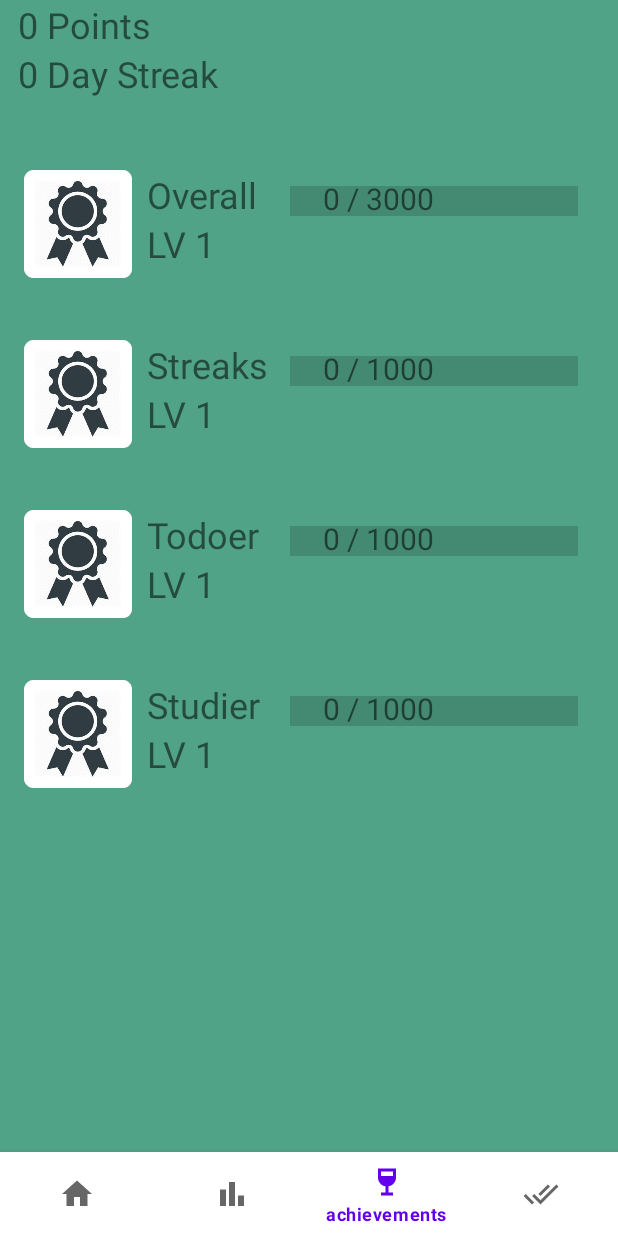
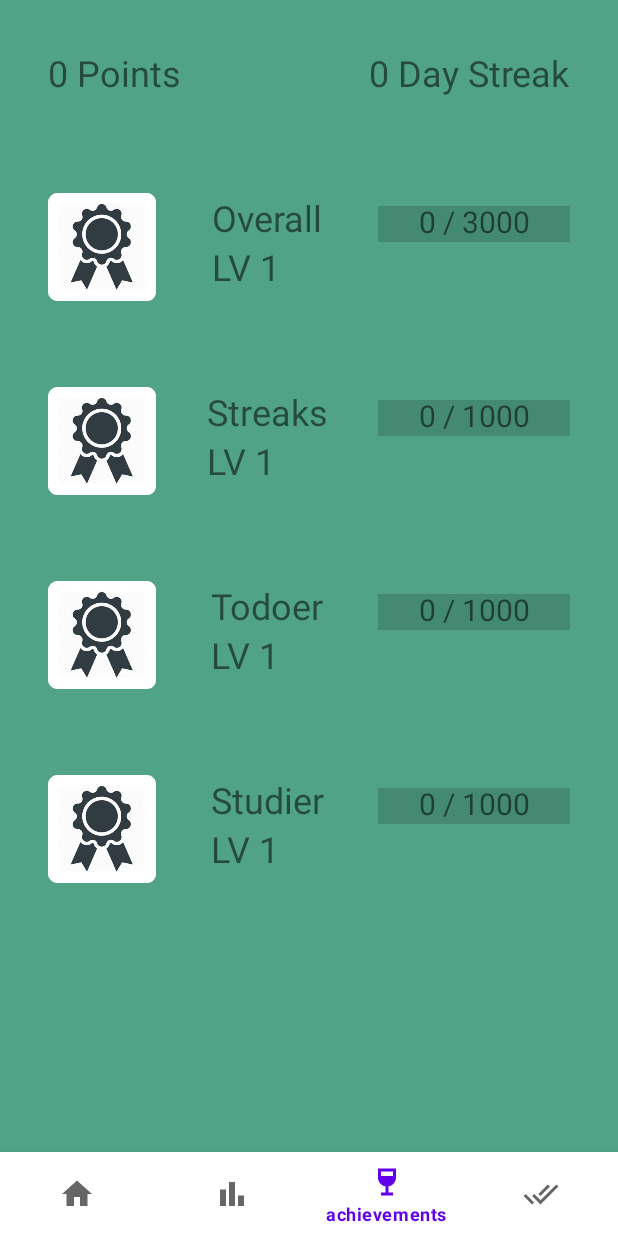
Before and after one commit to CSC-415/csc-415-group-noobs, an Android app: the screen it shows after launch (MainActivity), item 3 of the bottom bar chosen, on a phone screen of 412 x 824 dp. Run offline under Robolectric (Android 15) with nearby library versions, the phone set to English and light mode, and no system bars; our stand-ins replace Dagger/Hilt's generated code, Room's generated code; libraries missing offline, so code that uses them is left out: com.github.mikephil.charting.

Commit message:
updated achievements layout

```diff
--- a/app/src/main/java/com/example/bottomnav/achievements/ui/AchievementsFragment.kt
+++ b/app/src/main/java/com/example/bottomnav/achievements/ui/AchievementsFragment.kt
@@ -38,7 +38,6 @@ class AchievementsFragment : Fragment() {
 
     @SuppressLint("SetTextI18n")
     fun bind() {
-        // TODO: move user instantiation to sign-in screen
         viewModel.clearUsers()
         val user = UserStat(
             1, "John", "Smith", 21,
@@ -57,16 +56,16 @@ class AchievementsFragment : Fragment() {
             binding.achievementsPoints.text = user.currencyPoints.toString() + " Points"
             binding.achievementsStreak.text = user.noOfPomodoroStreaks.toString() + " Day Streak"
             binding.achievementsOverallLevel.text = "LV " + levels[0].toString()
-            binding.achievementsOverallXp.text = levels[4].toString()
+            binding.achievementsOverallXp.text = levels[4].toString() + " / 3000"
             binding.achievementsOverallXpbar.progress = levels[4]
             binding.achievementsConsLevel.text = "LV " + levels[1].toString()
-            binding.achievementsConsXp.text = levels[5].toString()
+            binding.achievementsConsXp.text = levels[5].toString() + " / 1000"
             binding.achievementsConsXpbar.progress = levels[5]
             binding.achievementsTodoLevel.text = "LV " + levels[2].toString()
-            binding.achievementsTodoXp.text = levels[6].toString()
+            binding.achievementsTodoXp.text = levels[6].toString() + " / 1000"
             binding.achievementsTodoXpbar.progress = levels[6]
             binding.achievementsStudierLevel.text = "LV " + levels[3].toString()
-            binding.achievementsStudierXp.text = levels[7].toString()
+            binding.achievementsStudierXp.text = levels[7].toString() + " / 1000"
             binding.achievementsStudierXpbar.progress = levels[7]
         }
     }
--- a/app/src/main/res/layout/fragment_achievements.xml
+++ b/app/src/main/res/layout/fragment_achievements.xml
@@ -6,15 +6,15 @@
     android:layout_width="match_parent"
     android:layout_height="match_parent"
     android:background="@color/white"
-    tools:context=".achievements.ui.AchievementsFragment"
     android:backgroundTint="@color/teal_700"
-    >
+    tools:context=".achievements.ui.AchievementsFragment">
 
     <TextView
         android:id="@+id/achievements_points"
         android:layout_width="wrap_content"
         android:layout_height="wrap_content"
-        android:paddingStart="12dp"
+        android:paddingStart="@dimen/AchievementsPadding1"
+        android:paddingTop="@dimen/AchievementsPadding1"
         android:text="Points"
         android:textSize="24dp"
         app:layout_constraintStart_toStartOf="parent"
@@ -24,42 +24,23 @@
         android:id="@+id/achievements_streak"
         android:layout_width="wrap_content"
         android:layout_height="wrap_content"
-        android:paddingStart="12dp"
+        android:paddingTop="@dimen/AchievementsPadding1"
+        android:paddingEnd="@dimen/AchievementsPadding1"
         android:text="Streak"
         android:textSize="24dp"
-        app:layout_constraintStart_toStartOf="parent"
-        app:layout_constraintTop_toBottomOf="@id/achievements_points" />
+        app:layout_constraintEnd_toEndOf="parent"
+        app:layout_constraintTop_toTopOf="parent" />
+
 
     <ImageView
         android:id="@+id/achievements_overall_badge"
         android:layout_width="wrap_content"
         android:layout_height="wrap_content"
+        android:paddingStart="@dimen/AchievementsPadding1"
+        android:paddingTop="@dimen/AchievementsPadding2"
+        android:src="@mipmap/badge_icon_round"
         app:layout_constraintStart_toStartOf="parent"
-        app:layout_constraintTop_toBottomOf="@id/achievements_streak"
-        android:paddingStart="16dp"
-        android:paddingTop="48dp"
-        android:src="@mipmap/badge_icon"/>
-
-    <TextView
-        android:id="@+id/achievements_overall_title"
-        android:layout_width="wrap_content"
-        android:layout_height="wrap_content"
-        android:paddingStart="10dp"
-        android:paddingTop="48dp"
-        android:text="Overall"
-        android:textSize="24dp"
-        app:layout_constraintStart_toEndOf="@id/achievements_overall_badge"
-        app:layout_constraintTop_toBottomOf="@id/achievements_streak" />
-
-    <TextView
-        android:id="@+id/achievements_overall_level"
-        android:layout_width="wrap_content"
-        android:layout_height="wrap_content"
-        android:paddingStart="10dp"
-        android:text="Level"
-        android:textSize="24dp"
-        app:layout_constraintStart_toEndOf="@id/achievements_overall_badge"
-        app:layout_constraintTop_toBottomOf="@id/achievements_overall_title" />
+        app:layout_constraintTop_toBottomOf="@id/achievements_points" />
 
     <ProgressBar
         android:id="@+id/achievements_overall_xpbar"
@@ -67,64 +48,55 @@
         android:layout_width="wrap_content"
         android:layout_height="wrap_content"
         android:max="3000"
-        android:minWidth="192dp"
-        android:paddingStart="50dp"
-        android:paddingEnd="10dp"
-        android:paddingBottom="10dp"
+        android:minWidth="@dimen/XPBarWidth"
+        android:paddingEnd="@dimen/AchievementsPadding1"
+        android:paddingBottom="8dp"
         android:progress="0"
-        android:scaleY="5"
-        app:layout_constraintStart_toEndOf="@id/achievements_overall_level"
+        android:scaleY="6"
+        app:layout_constraintEnd_toEndOf="parent"
+        app:layout_constraintTop_toBottomOf="@id/achievements_overall_title" />
+
+    <TextView
+        android:id="@+id/achievements_overall_title"
+        android:layout_width="wrap_content"
+        android:layout_height="wrap_content"
+        android:paddingTop="@dimen/AchievementsPadding2"
+        android:text="Overall"
+        android:textSize="24dp"
+        app:layout_constraintEnd_toStartOf="@id/achievements_overall_xpbar"
+        app:layout_constraintStart_toEndOf="@id/achievements_overall_badge"
+        app:layout_constraintTop_toBottomOf="@id/achievements_points" />
+
+    <TextView
+        android:id="@+id/achievements_overall_level"
+        android:layout_width="wrap_content"
+        android:layout_height="wrap_content"
+        android:text="Level"
+        android:textSize="24dp"
+        app:layout_constraintStart_toStartOf="@id/achievements_overall_title"
         app:layout_constraintTop_toBottomOf="@id/achievements_overall_title" />
 
     <TextView
         android:id="@+id/achievements_overall_xp"
         android:layout_width="wrap_content"
         android:layout_height="wrap_content"
-        android:paddingStart="72dp"
-        android:text="XP"
+        android:paddingEnd="@dimen/AchievementsPadding1"
+        android:text="XP / 3000"
         android:textSize="20dp"
         app:layout_constraintBottom_toTopOf="@id/achievements_overall_level"
+        app:layout_constraintEnd_toEndOf="@id/achievements_overall_xpbar"
         app:layout_constraintStart_toStartOf="@id/achievements_overall_xpbar" />
 
-    <TextView
-        android:id="@+id/achievements_overall_max_xp"
-        android:layout_width="wrap_content"
-        android:layout_height="wrap_content"
-        android:text=" / 3000"
-        android:textSize="20dp"
-        app:layout_constraintStart_toEndOf="@id/achievements_overall_xp"
-        app:layout_constraintTop_toTopOf="@id/achievements_overall_xp" />
 
     <ImageView
         android:id="@+id/achievements_cons_badge"
         android:layout_width="wrap_content"
         android:layout_height="wrap_content"
-        android:paddingStart="16dp"
-        android:paddingTop="48dp"
+        android:paddingStart="@dimen/AchievementsPadding1"
+        android:paddingTop="@dimen/AchievementsPadding2"
+        android:src="@mipmap/badge_icon"
         app:layout_constraintStart_toStartOf="parent"
-        app:layout_constraintTop_toBottomOf="@id/achievements_overall_level"
-        android:src="@mipmap/badge_icon"/>
-
-    <TextView
-        android:id="@+id/achievements_cons_title"
-        android:layout_width="wrap_content"
-        android:layout_height="wrap_content"
-        android:paddingStart="10dp"
-        android:paddingTop="48dp"
-        android:text="Streaks"
-        android:textSize="24dp"
-        app:layout_constraintStart_toEndOf="@+id/achievements_cons_badge"
         app:layout_constraintTop_toBottomOf="@id/achievements_overall_level" />
-
-    <TextView
-        android:id="@+id/achievements_cons_level"
-        android:layout_width="wrap_content"
-        android:layout_height="wrap_content"
-        android:paddingStart="10dp"
-        android:text="Level"
-        android:textSize="24dp"
-        app:layout_constraintStart_toEndOf="@+id/achievements_cons_badge"
-        app:layout_constraintTop_toBottomOf="@id/achievements_cons_title" />
 
     <ProgressBar
         android:id="@+id/achievements_cons_xpbar"
@@ -132,64 +104,55 @@
         android:layout_width="wrap_content"
         android:layout_height="wrap_content"
         android:max="1000"
-        android:minWidth="192dp"
-        android:paddingStart="50dp"
-        android:paddingEnd="10dp"
-        android:paddingBottom="10dp"
+        android:minWidth="@dimen/XPBarWidth"
+        android:paddingEnd="@dimen/AchievementsPadding1"
+        android:paddingBottom="8dp"
         android:progress="0"
-        android:scaleY="5"
-        app:layout_constraintStart_toEndOf="@id/achievements_cons_level"
+        android:scaleY="6"
+        app:layout_constraintEnd_toEndOf="parent"
+        app:layout_constraintTop_toBottomOf="@id/achievements_cons_title" />
+
+    <TextView
+        android:id="@+id/achievements_cons_title"
+        android:layout_width="wrap_content"
+        android:layout_height="wrap_content"
+        android:paddingTop="@dimen/AchievementsPadding2"
+        android:text="Streaks"
+        android:textSize="24dp"
+        app:layout_constraintStart_toEndOf="@+id/achievements_cons_badge"
+        app:layout_constraintEnd_toStartOf="@id/achievements_cons_xpbar"
+        app:layout_constraintTop_toBottomOf="@id/achievements_overall_level" />
+
+    <TextView
+        android:id="@+id/achievements_cons_level"
+        android:layout_width="wrap_content"
+        android:layout_height="wrap_content"
+        android:text="Level"
+        android:textSize="24dp"
+        app:layout_constraintStart_toStartOf="@id/achievements_cons_title"
         app:layout_constraintTop_toBottomOf="@id/achievements_cons_title" />
 
     <TextView
         android:id="@+id/achievements_cons_xp"
         android:layout_width="wrap_content"
         android:layout_height="wrap_content"
-        android:paddingStart="72dp"
-        android:text="XP"
+        android:paddingEnd="@dimen/AchievementsPadding1"
+        android:text="XP / 1000"
         android:textSize="20dp"
         app:layout_constraintBottom_toTopOf="@id/achievements_cons_level"
+        app:layout_constraintEnd_toEndOf="@id/achievements_cons_xpbar"
         app:layout_constraintStart_toStartOf="@id/achievements_cons_xpbar" />
 
-    <TextView
-        android:id="@+id/achievements_cons_max_xp"
-        android:layout_width="wrap_content"
-        android:layout_height="wrap_content"
-        android:text=" / 1000"
-        android:textSize="20dp"
-        app:layout_constraintStart_toEndOf="@id/achievements_cons_xp"
-        app:layout_constraintTop_toTopOf="@id/achievements_cons_xp" />
 
     <ImageView
         android:id="@+id/achievements_todo_badge"
         android:layout_width="wrap_content"
         android:layout_height="wrap_content"
-        android:paddingStart="16dp"
-        android:paddingTop="48dp"
+        android:paddingStart="@dimen/AchievementsPadding1"
+        android:paddingTop="@dimen/AchievementsPadding2"
+        android:src="@mipmap/badge_icon"
         app:layout_constraintStart_toStartOf="parent"
-        app:layout_constraintTop_toBottomOf="@id/achievements_cons_level"
-        android:src="@mipmap/badge_icon"/>
-
-    <TextView
-        android:id="@+id/achievements_todo_title"
-        android:layout_width="wrap_content"
-        android:layout_height="wrap_content"
-        android:paddingStart="10dp"
-        android:paddingTop="48dp"
-        android:text="Todoer"
-        android:textSize="24dp"
-        app:layout_constraintStart_toEndOf="@+id/achievements_todo_badge"
         app:layout_constraintTop_toBottomOf="@id/achievements_cons_level" />
-
-    <TextView
-        android:id="@+id/achievements_todo_level"
-        android:layout_width="wrap_content"
-        android:layout_height="wrap_content"
-        android:paddingStart="10dp"
-        android:text="Level"
-        android:textSize="24dp"
-        app:layout_constraintStart_toEndOf="@+id/achievements_todo_badge"
-        app:layout_constraintTop_toBottomOf="@id/achievements_todo_title" />
 
     <ProgressBar
         android:id="@+id/achievements_todo_xpbar"
@@ -197,64 +160,55 @@
         android:layout_width="wrap_content"
         android:layout_height="wrap_content"
         android:max="1000"
-        android:minWidth="192dp"
-        android:paddingStart="50dp"
-        android:paddingEnd="10dp"
-        android:paddingBottom="10dp"
+        android:minWidth="@dimen/XPBarWidth"
+        android:paddingEnd="@dimen/AchievementsPadding1"
+        android:paddingBottom="8dp"
         android:progress="0"
-        android:scaleY="5"
-        app:layout_constraintStart_toEndOf="@id/achievements_todo_level"
+        android:scaleY="6"
+        app:layout_constraintEnd_toEndOf="parent"
+        app:layout_constraintTop_toBottomOf="@id/achievements_todo_title" />
+
+    <TextView
+        android:id="@+id/achievements_todo_title"
+        android:layout_width="wrap_content"
+        android:layout_height="wrap_content"
+        android:paddingTop="@dimen/AchievementsPadding2"
+        android:text="Todoer"
+        android:textSize="24dp"
+        app:layout_constraintStart_toEndOf="@+id/achievements_todo_badge"
+        app:layout_constraintEnd_toStartOf="@id/achievements_todo_xpbar"
+        app:layout_constraintTop_toBottomOf="@id/achievements_cons_level" />
+
+    <TextView
+        android:id="@+id/achievements_todo_level"
+        android:layout_width="wrap_content"
+        android:layout_height="wrap_content"
+        android:text="Level"
+        android:textSize="24dp"
+        app:layout_constraintStart_toStartOf="@id/achievements_todo_title"
         app:layout_constraintTop_toBottomOf="@id/achievements_todo_title" />
 
     <TextView
         android:id="@+id/achievements_todo_xp"
         android:layout_width="wrap_content"
         android:layout_height="wrap_content"
-        android:paddingStart="72dp"
-        android:text="XP"
+        android:paddingEnd="@dimen/AchievementsPadding1"
+        android:text="XP / 1000"
         android:textSize="20dp"
         app:layout_constraintBottom_toTopOf="@id/achievements_todo_level"
+        app:layout_constraintEnd_toEndOf="@id/achievements_todo_xpbar"
         app:layout_constraintStart_toStartOf="@id/achievements_todo_xpbar" />
 
-    <TextView
-        android:id="@+id/achievements_todo_max_xp"
-        android:layout_width="wrap_content"
-        android:layout_height="wrap_content"
-        android:text=" / 1000"
-        android:textSize="20dp"
-        app:layout_constraintStart_toEndOf="@id/achievements_todo_xp"
-        app:layout_constraintTop_toTopOf="@id/achievements_todo_xp" />
 
     <ImageView
         android:id="@+id/achievements_studier_badge"
         android:layout_width="wrap_content"
         android:layout_height="wrap_content"
-        android:paddingStart="16dp"
-        android:paddingTop="48dp"
+        android:paddingStart="@dimen/AchievementsPadding1"
+        android:paddingTop="@dimen/AchievementsPadding2"
+        android:src="@mipmap/badge_icon"
         app:layout_constraintStart_toStartOf="parent"
-        app:layout_constraintTop_toBottomOf="@id/achievements_todo_level"
-        android:src="@mipmap/badge_icon"/>
-
-    <TextView
-        android:id="@+id/achievements_studier_title"
-        android:layout_width="wrap_content"
-        android:layout_height="wrap_content"
-        android:paddingStart="10dp"
-        android:paddingTop="48dp"
-        android:text="Studier"
-        android:textSize="24dp"
-        app:layout_constraintStart_toEndOf="@+id/achievements_studier_badge"
         app:layout_constraintTop_toBottomOf="@id/achievements_todo_level" />
-
-    <TextView
-        android:id="@+id/achievements_studier_level"
-        android:layout_width="wrap_content"
-        android:layout_height="wrap_content"
-        android:paddingStart="10dp"
-        android:text="Level"
-        android:textSize="24dp"
-        app:layout_constraintStart_toEndOf="@+id/achievements_studier_badge"
-        app:layout_constraintTop_toBottomOf="@id/achievements_studier_title" />
 
     <ProgressBar
         android:id="@+id/achievements_studier_xpbar"
@@ -262,32 +216,43 @@
         android:layout_width="wrap_content"
         android:layout_height="wrap_content"
         android:max="1000"
-        android:minWidth="192dp"
-        android:paddingStart="50dp"
-        android:paddingEnd="10dp"
-        android:paddingBottom="10dp"
+        android:minWidth="@dimen/XPBarWidth"
+        android:paddingEnd="@dimen/AchievementsPadding1"
+        android:paddingBottom="8dp"
         android:progress="0"
-        android:scaleY="5"
-        app:layout_constraintStart_toEndOf="@id/achievements_studier_level"
+        android:scaleY="6"
+        app:layout_constraintEnd_toEndOf="parent"
+        app:layout_constraintTop_toBottomOf="@id/achievements_studier_title" />
+
+    <TextView
+        android:id="@+id/achievements_studier_title"
+        android:layout_width="wrap_content"
+        android:layout_height="wrap_content"
+        android:paddingTop="@dimen/AchievementsPadding2"
+        android:text="Studier"
+        android:textSize="24dp"
+        app:layout_constraintStart_toEndOf="@+id/achievements_studier_badge"
+        app:layout_constraintEnd_toStartOf="@id/achievements_studier_xpbar"
+        app:layout_constraintTop_toBottomOf="@id/achievements_todo_level" />
+
+    <TextView
+        android:id="@+id/achievements_studier_level"
+        android:layout_width="wrap_content"
+        android:layout_height="wrap_content"
+        android:text="Level"
+        android:textSize="24dp"
+        app:layout_constraintStart_toStartOf="@id/achievements_studier_title"
         app:layout_constraintTop_toBottomOf="@id/achievements_studier_title" />
 
     <TextView
         android:id="@+id/achievements_studier_xp"
         android:layout_width="wrap_content"
         android:layout_height="wrap_content"
-        android:paddingStart="72dp"
-        android:text="XP"
+        android:paddingEnd="@dimen/AchievementsPadding1"
+        android:text="XP / 1000"
         android:textSize="20dp"
         app:layout_constraintBottom_toTopOf="@id/achievements_studier_level"
+        app:layout_constraintEnd_toEndOf="@id/achievements_studier_xpbar"
         app:layout_constraintStart_toStartOf="@id/achievements_studier_xpbar" />
 
-    <TextView
-        android:id="@+id/achievements_studier_max_xp"
-        android:layout_width="wrap_content"
-        android:layout_height="wrap_content"
-        android:text=" / 1000"
-        android:textSize="20dp"
-        app:layout_constraintStart_toEndOf="@id/achievements_studier_xp"
-        app:layout_constraintTop_toTopOf="@id/achievements_studier_xp" />
-
 </androidx.constraintlayout.widget.ConstraintLayout>
--- a/app/src/main/res/values/dimens.xml
+++ b/app/src/main/res/values/dimens.xml
@@ -2,4 +2,7 @@
 <resources>
     <dimen name="fab_bigger_margin">44dp</dimen>
     <dimen name="timer_setting_margin">16dp</dimen>
+    <dimen name="AchievementsPadding1">32dp</dimen>
+    <dimen name="AchievementsPadding2">64dp</dimen>
+    <dimen name="XPBarWidth">128dp</dimen>
 </resources>
```
Also changed, not shown: app/src/main/res/drawable/badge_icon.png (added).
